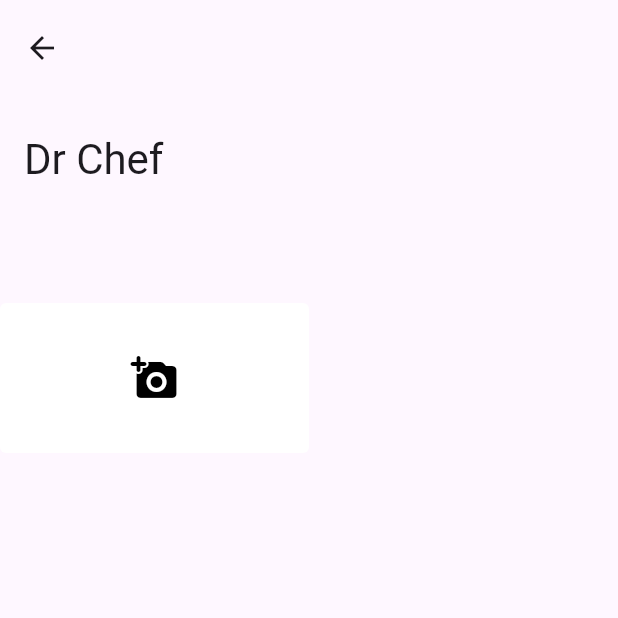
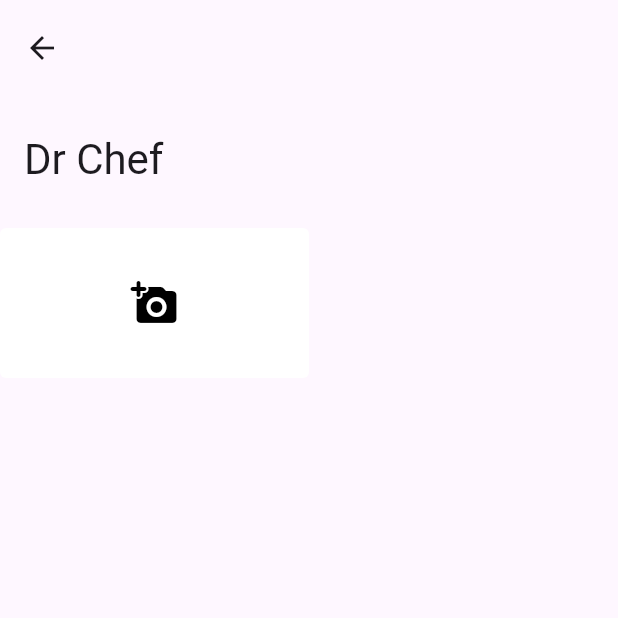
Before and after one commit to Ayush2006128/drchef, a Flutter app: the FormPage screen opened by its route, on a phone screen of 412 x 824 dp, the top half of it. Run offline on Flutter 3.47's test engine with Material 3 defaults, Android fonts, the phone set to English and light mode, and no system bars; our stand-ins replace firebase_core, image_picker; accounts and stored records are empty.

Commit message:
remove image fixed

```diff
--- a/lib/pages/form_page.dart
+++ b/lib/pages/form_page.dart
@@ -1,6 +1,6 @@
 import 'package:drchef/widgets/add_image.dart';
 import 'package:drchef/widgets/form_image_container.dart';
-import 'package:drchef/widgets/image_widget.dart';
+import 'package:drchef/widgets/prompt_image_widget.dart';
 import 'package:flutter/material.dart';
 import 'package:image_picker/image_picker.dart';
 
@@ -38,11 +38,16 @@
           child: FormImageContainer(
             addImage: AddImage(onTap: _pickImage),
             imageWidget: _images
-                .map((i) => ImageWidget(
-                    image: i,
-                    onRemove: () {
-                      _images.remove(i);
-                    }))
+                .map(
+                  (i) => PromptImage(
+                    file: i,
+                    onTapIcon: () {
+                      setState(() {
+                        _images.remove(i);
+                      });
+                    },
+                  ),
+                )
                 .toList(),
           ),
         ),
--- a/lib/widgets/form_image_container.dart
+++ b/lib/widgets/form_image_container.dart
@@ -8,13 +8,16 @@
 
   @override
   Widget build(BuildContext context) {
-    return Row(
+    return SizedBox(
+      width: double.infinity,
+      height: 100,
+      child: Row(
         children: [
           Expanded(child: addImage),
           Expanded(
             child: SizedBox(
               width: double.infinity,
-            height: 200,
+              height: 100,
               child: ListView.builder(
                   scrollDirection: Axis.horizontal,
                   itemBuilder: (context, index) => imageWidget[index],
@@ -22,6 +25,7 @@
             ),
           ),
         ],
+      ),
     );
   }
 }
```
Also changed, not shown: lib/widgets/image_widget.dart (+27 -23 lines), lib/widgets/prompt_image_widget.dart (added, +60 -0 lines). Lines whose indentation alone changed are shown as unchanged.
